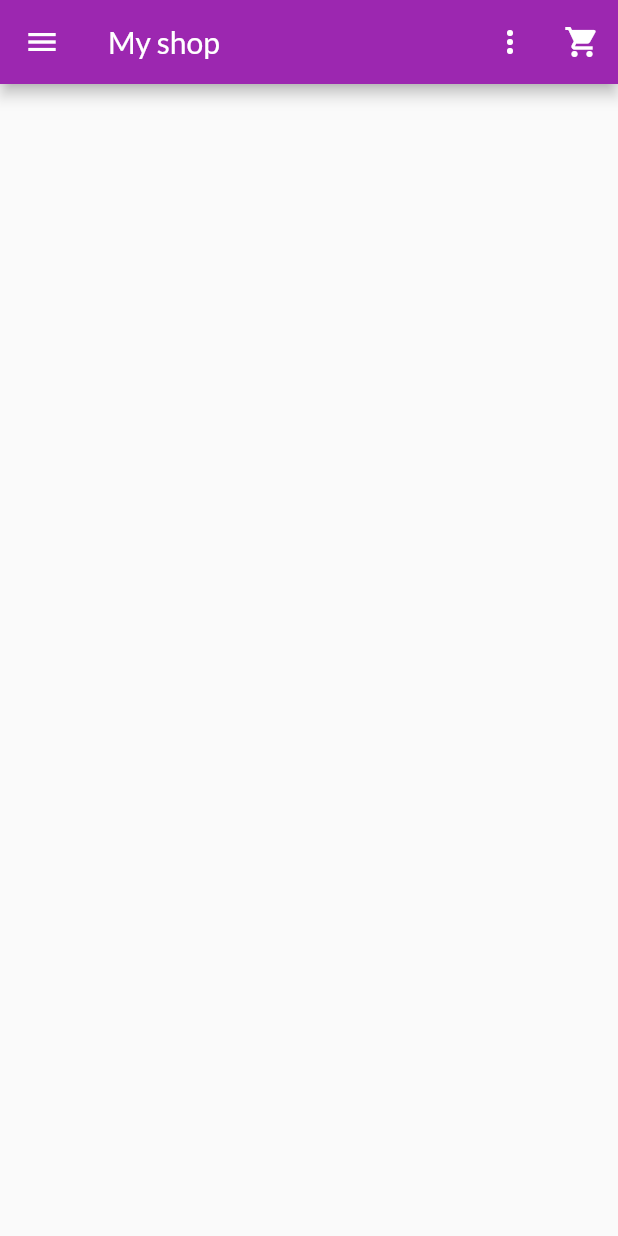
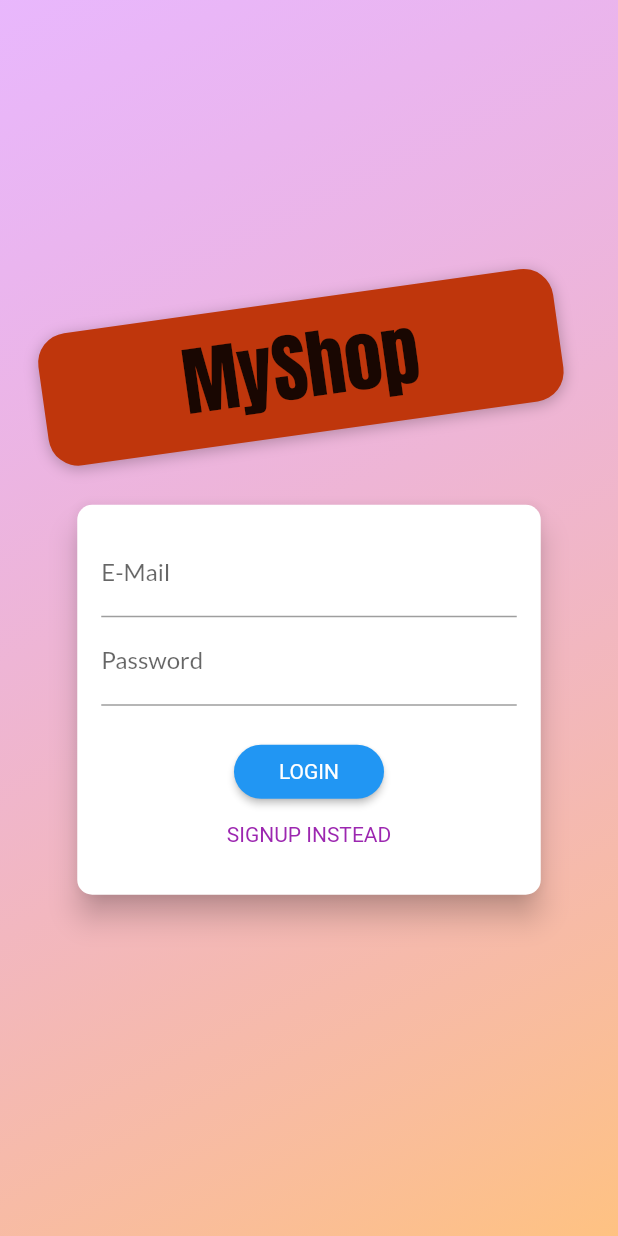
Before and after one commit to haust0301/myshop, a Flutter app: the screen it shows after launch, on a phone screen of 412 x 824 dp. Run offline on Flutter 3.47's test engine with Material 2 defaults, Android fonts, the phone set to English and light mode, and no system bars; our stand-ins replace flutter_dotenv, shared_preferences.

```diff
--- a/analysis_options.yaml
+++ b/analysis_options.yaml
@@ -22,8 +22,7 @@ linter:
   # `// ignore_for_file: name_of_lint` syntax on the line or in the file
   # producing the lint.
   rules:
-    # avoid_print: false  # Uncomment to disable the `avoid_print` rule
+    avoid_print: false # Uncomment to disable the `avoid_print` rule
     # prefer_single_quotes: true  # Uncomment to enable the `prefer_single_quotes` rule
-
 # Additional information about this file can be found at
 # https://dart.dev/guides/language/analysis-options
--- a/lib/main.dart
+++ b/lib/main.dart
@@ -1,8 +1,10 @@
 import 'package:flutter/material.dart';
 import 'package:provider/provider.dart';
+import 'package:flutter_dotenv/flutter_dotenv.dart';
 import './ui/screens.dart';
 
-void main() {
+Future<void> main() async {
+  await dotenv.load();
   runApp(const MyApp());
 }
 
@@ -13,6 +15,9 @@ class MyApp extends StatelessWidget {
     return MultiProvider(
       providers: [
         ChangeNotifierProvider(
+          create: (ctx) => AuthManager(),
+        ),
+        ChangeNotifierProvider(
           create: (ctx) => ProductsManager(),
         ),
         ChangeNotifierProvider(
@@ -22,7 +27,9 @@ class MyApp extends StatelessWidget {
           create: (ctx) => OrdersManager(),
         ),
       ],
-      child: MaterialApp(
+      child: Consumer<AuthManager>(
+        builder: (ctx, authManager, child) {
+          return MaterialApp(
             title: 'My Shop',
             debugShowCheckedModeBanner: false,
             theme: ThemeData(
@@ -33,7 +40,16 @@ class MyApp extends StatelessWidget {
                 secondary: Colors.deepOrange,
               ),
             ),
-        home: const ProductsOverviewScreen(),
+            home: authManager.isAuth
+                ? const ProductsOverviewScreen()
+                : FutureBuilder(
+                    future: authManager.tryAutoLogin(),
+                    builder: (ctx, snapshot) {
+                      return snapshot.connectionState == ConnectionState.waiting
+                          ? const SplashScreen()
+                          : const AuthScreen();
+                    },
+                  ),
             routes: {
               CartScreen.routeName: (ctx) => const CartScreen(),
               OrdersScreen.routeName: (ctx) => const OrdersScreen(),
@@ -65,6 +81,8 @@ class MyApp extends StatelessWidget {
               }
               return null;
             },
+          );
+        },
       ),
     );
   }
--- /dev/null
+++ b/lib/models/auth_token.dart
@@ -0,0 +1,48 @@
+class AuthToken {
+  final String _token;
+  final String _userId;
+  final DateTime _expiryDate;
+
+  AuthToken({
+    token,
+    userId,
+    expiryDate,
+  })  : _token = token,
+        _userId = userId,
+        _expiryDate = expiryDate;
+
+  bool get isValid {
+    return token != null;
+  }
+
+  String? get token {
+    if (_expiryDate.isAfter(DateTime.now())) {
+      return _token;
+    }
+    return null;
+  }
+
+  String get userId {
+    return _userId;
+  }
+
+  DateTime get expiryDate {
+    return _expiryDate;
+  }
+
+  Map<String, dynamic> toJson() {
+    return {
+      'authToken': _token,
+      'userId': _userId,
+      'expiryDate': _expiryDate.toIso8601String(),
+    };
+  }
+
+  static AuthToken fromJson(Map<String, dynamic> json) {
+    return AuthToken(
+      token: json['authToken'],
+      userId: json['userId'],
+      expiryDate: DateTime.parse(json['expiryDate']),
+    );
+  }
+}
--- /dev/null
+++ b/lib/models/http_exception.dart
@@ -0,0 +1,30 @@
+class HttpException implements Exception {
+  final String message;
+
+  HttpException(this.message);
+
+  HttpException.firebase(String code)
+      : message = _translateFirebaseErrorCode(code);
+
+  static String _translateFirebaseErrorCode(code) {
+    switch (code) {
+      case 'EMAIL_EXISTS':
+        return 'This email address is already in use';
+      case 'INVALID_EMAIL':
+        return 'This is not a valid email address';
+      case 'WEAK_PASSWORD':
+        return 'This password is too weak';
+      case 'EMAIL_NOT_FOUND':
+        return 'Could not find a user with that email';
+      case 'INVALID_PASSWORD':
+        return 'Invalid password';
+      default:
+        return code;
+    }
+  }
+
+  @override
+  String toString() {
+    return message;
+  }
+}
--- /dev/null
+++ b/lib/ui/auth/app_banner.dart
@@ -0,0 +1,41 @@
+import 'dart:math';
+
+import 'package:flutter/material.dart';
+
+class AppBanner extends StatelessWidget {
+  const AppBanner({
+    Key? key,
+  }) : super(key: key);
+
+  @override
+  Widget build(BuildContext context) {
+    return Container(
+      margin: const EdgeInsets.only(bottom: 20.0),
+      padding: const EdgeInsets.symmetric(
+        vertical: 8.0,
+        horizontal: 94.0,
+      ),
+      transform: Matrix4.rotationZ(-8 * pi / 180)..translate(-10.0),
+      decoration: BoxDecoration(
+        borderRadius: BorderRadius.circular(20),
+        color: Colors.deepOrange.shade900,
+        boxShadow: const [
+          BoxShadow(
+            blurRadius: 8,
+            color: Colors.black26,
+            offset: Offset(0, 2),
+          )
+        ],
+      ),
+      child: Text(
+        'MyShop',
+        style: TextStyle(
+          color: Theme.of(context).textTheme.headline6?.color,
+          fontSize: 50,
+          fontFamily: 'Anton',
+          fontWeight: FontWeight.normal,
+        ),
+      ),
+    );
+  }
+}
--- /dev/null
+++ b/lib/ui/auth/auth_card.dart
@@ -0,0 +1,198 @@
+import 'package:flutter/material.dart';
+import 'package:provider/provider.dart';
+
+import '../../models/http_exception.dart';
+import '../shared/dialog_utils.dart';
+
+import 'auth_manager.dart';
+
+enum AuthMode { signup, login }
+
+class AuthCard extends StatefulWidget {
+  const AuthCard({
+    super.key,
+  });
+
+  @override
+  State<AuthCard> createState() => _AuthCardState();
+}
+
+class _AuthCardState extends State<AuthCard> {
+  final GlobalKey<FormState> _formKey = GlobalKey();
+
+  AuthMode _authMode = AuthMode.login;
+
+  final Map<String, String> _authData = {
+    'email': '',
+    'password': '',
+  };
+  final _isSubmitting = ValueNotifier<bool>(false);
+  final _passwordController = TextEditingController();
+
+  Future<void> _submit() async {
+    if (!_formKey.currentState!.validate()) {
+      return;
+    }
+    _formKey.currentState!.save();
+
+    _isSubmitting.value = true;
+
+    try {
+      if (_authMode == AuthMode.login) {
+        // Log user in
+        await context.read<AuthManager>().login(
+              _authData['email']!,
+              _authData['password']!,
+            );
+      } else {
+        // Sign user up
+        await context.read<AuthManager>().signup(
+              _authData['email']!,
+              _authData['password']!,
+            );
+      }
+    } catch (error) {
+      showErrorDialog(
+        context,
+        (error is HttpException) ? error.toString() : 'Authentication failed',
+      );
+    }
+    _isSubmitting.value = false;
+  }
+
+  void _switchAuthMode() {
+    if (_authMode == AuthMode.login) {
+      setState(() {
+        _authMode = AuthMode.signup;
+      });
+    } else {
+      setState(() {
+        _authMode = AuthMode.login;
+      });
+    }
+  }
+
+  @override
+  Widget build(BuildContext context) {
+    final deviceSize = MediaQuery.of(context).size;
+    return Card(
+      shape: RoundedRectangleBorder(
+        borderRadius: BorderRadius.circular(10.0),
+      ),
+      elevation: 8.0,
+      child: Container(
+        height: _authMode == AuthMode.signup ? 320 : 260,
+        constraints:
+            BoxConstraints(minHeight: _authMode == AuthMode.signup ? 320 : 260),
+        width: deviceSize.width * 0.75,
+        padding: const EdgeInsets.all(16.0),
+        child: Form(
+          key: _formKey,
+          child: SingleChildScrollView(
+            child: Column(
+              children: <Widget>[
+                _buildEmailField(),
+                _buildPasswordField(),
+                if (_authMode == AuthMode.signup) _buildPasswordConfirmField(),
+                const SizedBox(
+                  height: 20,
+                ),
+                ValueListenableBuilder<bool>(
+                  valueListenable: _isSubmitting,
+                  builder: (context, isSubmitting, child) {
+                    if (isSubmitting) {
+                      return const CircularProgressIndicator();
+                    }
+                    return _buildSubmitButton();
+                  },
+                ),
+                _buildAuthModeSwitchButton(),
+              ],
+            ),
+          ),
+        ),
+      ),
+    );
+  }
+
+  Widget _buildAuthModeSwitchButton() {
+    return TextButton(
+      onPressed: _switchAuthMode,
+      style: TextButton.styleFrom(
+        padding: const EdgeInsets.symmetric(horizontal: 30.0, vertical: 4),
+        tapTargetSize: MaterialTapTargetSize.shrinkWrap,
+        textStyle: TextStyle(
+          color: Theme.of(context).primaryColor,
+        ),
+      ),
+      child:
+          Text('${_authMode == AuthMode.login ? 'SIGNUP' : 'LOGIN'} INSTEAD'),
+    );
+  }
+
+  Widget _buildSubmitButton() {
+    return ElevatedButton(
+      onPressed: _submit,
+      style: ElevatedButton.styleFrom(
+        shape: RoundedRectangleBorder(
+          borderRadius: BorderRadius.circular(30),
+        ),
+        backgroundColor: Theme.of(context).primaryColor,
+        padding: const EdgeInsets.symmetric(horizontal: 30.0, vertical: 8.0),
+        textStyle: TextStyle(
+          color: Theme.of(context).primaryTextTheme.headline6?.color,
+        ),
+      ),
+      child: Text(_authMode == AuthMode.login ? 'LOGIN' : 'SIGN UP'),
+    );
+  }
+
+  Widget _buildPasswordConfirmField() {
+    return TextFormField(
+      enabled: _authMode == AuthMode.signup,
+      decoration: const InputDecoration(labelText: 'Confirm Password'),
+      obscureText: true,
+      validator: _authMode == AuthMode.signup
+          ? (value) {
+              if (value != _passwordController.text) {
+                return 'Passwords do not match!';
+              }
+              return null;
+            }
+          : null,
+    );
+  }
+
+  Widget _buildPasswordField() {
+    return TextFormField(
+      decoration: const InputDecoration(labelText: 'Password'),
+      obscureText: true,
+      controller: _passwordController,
+      validator: (value) {
+        if (value == null || value.length < 5) {
+          return 'Password is too short!';
+        }
+        return null;
+      },
+      onSaved: (value) {
+        _authData['password'] = value!;
+      },
+    );
+  }
+
+  Widget _buildEmailField() {
+    return TextFormField(
+      decoration: const InputDecoration(labelText: 'E-Mail'),
+      keyboardType: TextInputType.emailAddress,
+      validator: (value) {
+        if (value!.isEmpty || !value.contains('@')) {
+          return 'Invalid email!';
+        }
+        return null;
+      },
+      onSaved: (value) {
+        _authData['email'] = value!;
+      },
+    );
+  }
+}
--- /dev/null
+++ b/lib/ui/auth/auth_manager.dart
@@ -0,0 +1,64 @@
+import 'dart:async';
+
+import 'package:flutter/foundation.dart';
+
+import '../../models/auth_token.dart';
+import '../../services/auth_service.dart';
+
+class AuthManager with ChangeNotifier {
+  AuthToken? _authToken;
+  Timer? _authTimer;
+
+  final AuthService _authService = AuthService();
+
+  bool get isAuth {
+    return authToken != null && authToken!.isValid;
+  }
+
+  AuthToken? get authToken {
+    return _authToken;
+  }
+
+  void _setAuthToken(AuthToken token) {
+    _authToken = token;
+    _autoLogout();
+    notifyListeners();
+  }
+
+  Future<void> signup(String email, String password) async {
+    _setAuthToken(await _authService.signup(email, password));
+  }
+
+  Future<void> login(String email, String password) async {
+    _setAuthToken(await _authService.login(email, password));
+  }
+
+  Future<bool> tryAutoLogin() async {
+    final savedToken = await _authService.loadSavedAuthToken();
+    if (savedToken == null) {
+      return false;
+    }
+
+    _setAuthToken(savedToken);
+    return true;
+  }
+
+  Future<void> logout() async {
+    _authToken = null;
+    if (_authTimer != null) {
+      _authTimer!.cancel();
+      _authTimer = null;
+    }
+    notifyListeners();
+    _authService.clearSavedAuthToken();
+  }
+
+  void _autoLogout() {
+    if (_authTimer != null) {
+      _authTimer!.cancel();
+    }
+    final timeToExpiry =
+        _authToken!.expiryDate.difference(DateTime.now()).inSeconds;
+    _authTimer = Timer(Duration(seconds: timeToExpiry), logout);
+  }
+}
--- /dev/null
+++ b/lib/ui/auth/auth_screen.dart
@@ -0,0 +1,54 @@
+import 'package:flutter/material.dart';
+
+import 'auth_card.dart';
+import 'app_banner.dart';
+
+class AuthScreen extends StatelessWidget {
+  static const routeName = '/auth';
+
+  const AuthScreen({super.key});
+
+  @override
+  Widget build(BuildContext context) {
+    final deviceSize = MediaQuery.of(context).size;
+    return Scaffold(
+      // resizeToAvoidBottomInset: false,
+      body: Stack(
+        children: <Widget>[
+          Container(
+            decoration: BoxDecoration(
+              gradient: LinearGradient(
+                colors: [
+                  const Color.fromRGBO(215, 117, 255, 1).withOpacity(0.5),
+                  const Color.fromRGBO(255, 188, 117, 1).withOpacity(0.9),
+                ],
+                begin: Alignment.topLeft,
+                end: Alignment.bottomRight,
+                stops: const [0, 1],
+              ),
+            ),
+          ),
+          SingleChildScrollView(
+            child: SizedBox(
+              height: deviceSize.height,
+              width: deviceSize.width,
+              child: Column(
+                mainAxisAlignment: MainAxisAlignment.center,
+                crossAxisAlignment: CrossAxisAlignment.center,
+                children: <Widget>[
+                  const Flexible(
+                    child: AppBanner(),
+                  ),
+                  Flexible(
+                    flex: deviceSize.width > 600 ? 2 : 1,
+                    child: const AuthCard(),
+                  ),
+                ],
+              ),
+            ),
+          ),
+        ],
+      ),
+    );
+  }
+}
--- a/lib/ui/screens.dart
+++ b/lib/ui/screens.dart
@@ -9,3 +9,7 @@ export './orders/order_manager.dart';
 
 export './cart/cart_screen.dart';
 export './cart/cart_manager.dart';
+
+export './auth/auth_screen.dart';
+export './auth/auth_manager.dart';
+export './splash_screen.dart';
--- a/pubspec.yaml
+++ b/pubspec.yaml
@@ -14,6 +14,9 @@ dependencies:
   cupertino_icons: ^1.0.2
   intl: ^0.17.0
   provider: ^6.0.3
+  flutter_dotenv: ^5.0.2
+  http: ^0.13.4
+  shared_preferences: ^2.0.15
 
 dev_dependencies:
   flutter_test:
@@ -22,6 +25,8 @@ dev_dependencies:
 
 flutter:
   uses-material-design: true
+  assets:
+    - .env
   fonts:
     - family: Lato
       fonts:
```
Also changed, not shown: lib/services/auth_service.dart (added, +98 -0 lines), lib/ui/shared/app_drawer.dart (+19 -3 lines), lib/ui/shared/dialog_utils.dart (+23 -1 lines), lib/ui/splash_screen.dart (added, +14 -0 lines), pubspec.lock, 1 other file. Lines whose indentation alone changed are shown as unchanged.
